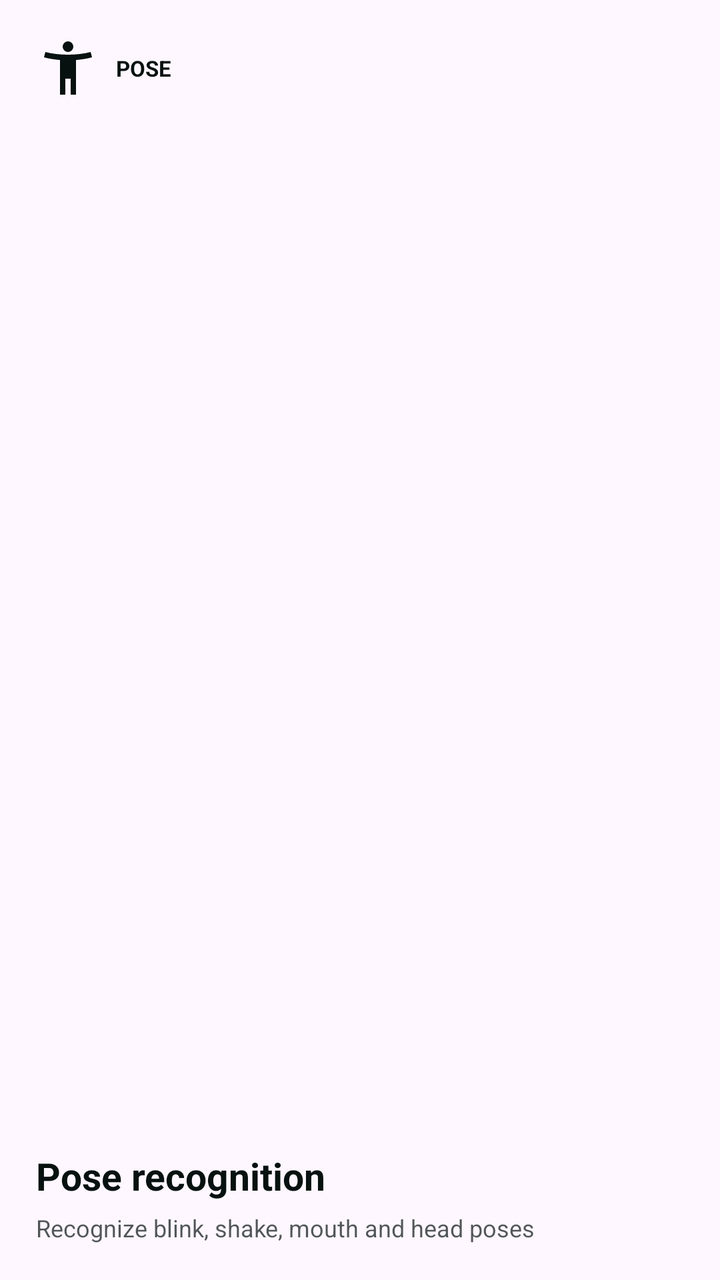
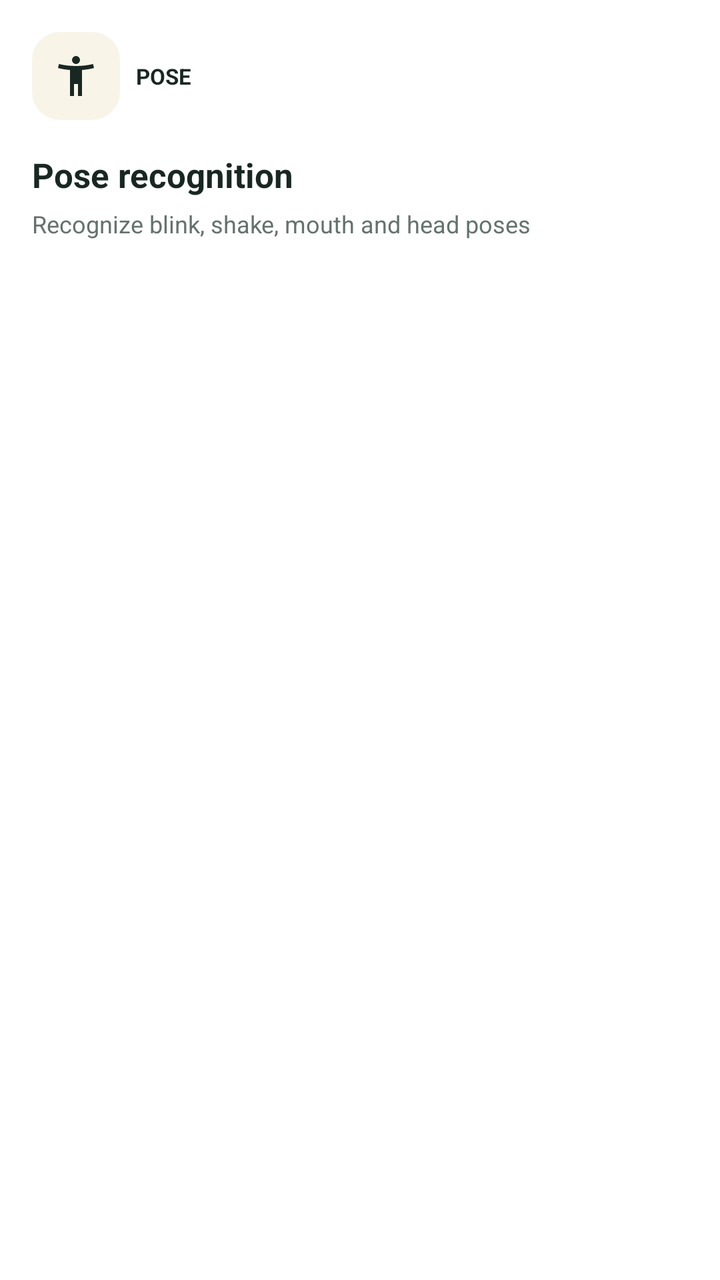

Compare the two renders of this Android layout. The source of the first and the diff that turns it into the second are given below.
<!-- AndroidManifest.xml: application theme Theme.InspireFaceExample -->
<!-- res/layout/item_home_pose.xml -->
<?xml version="1.0" encoding="utf-8"?>
<LinearLayout xmlns:android="http://schemas.android.com/apk/res/android"
    android:layout_width="match_parent"
    android:layout_height="match_parent"
    android:gravity="bottom"
    android:orientation="vertical"
    android:padding="18dp">

    <LinearLayout
        android:layout_width="match_parent"
        android:layout_height="wrap_content"
        android:gravity="center_vertical"
        android:orientation="horizontal">

        <ImageView
            android:layout_width="32dp"
            android:layout_height="32dp"
            android:contentDescription="@null"
            android:importantForAccessibility="no"
            android:src="@drawable/ic_home_pose" />

        <TextView
            android:layout_width="wrap_content"
            android:layout_height="wrap_content"
            android:layout_marginStart="8dp"
            android:text="@string/menu_badge_pose"
            android:textColor="@color/home_tile_text_dark"
            android:textSize="11sp"
            android:textStyle="bold" />
    </LinearLayout>

    <Space
        android:layout_width="1dp"
        android:layout_height="0dp"
        android:layout_weight="1" />

    <TextView
        android:layout_width="match_parent"
        android:layout_height="wrap_content"
        android:text="@string/mode_pose"
        android:textColor="@color/home_tile_text_dark"
        android:textSize="19sp"
        android:textStyle="bold" />

    <TextView
        android:layout_width="match_parent"
        android:layout_height="wrap_content"
        android:layout_marginTop="5dp"
        android:maxLines="2"
        android:text="@string/home_pose_desc"
        android:textColor="@color/home_tile_text_dark_secondary"
        android:textSize="12sp" />
</LinearLayout>
<!-- resources referenced by this layout -->
<resources>
  <color name="home_tile_text_dark">#FF07110F</color>
  <color name="home_tile_text_dark_secondary">#B307110F</color>
  <style name="Base.Theme.InspireFaceExample" parent="Theme.Material3.DayNight.NoActionBar">
          
          
      </style>
  <!-- unchanged entries left out for length: 5 -->
</resources>

<!-- the commit's change to res/layout/item_home_pose.xml (unified diff, before → after) -->
@@ -1,10 +1,11 @@
 <?xml version="1.0" encoding="utf-8"?>
 <LinearLayout xmlns:android="http://schemas.android.com/apk/res/android"
     android:layout_width="match_parent"
-    android:layout_height="match_parent"
-    android:gravity="bottom"
+    android:layout_height="wrap_content"
+    android:gravity="top"
+    android:minHeight="184dp"
     android:orientation="vertical"
-    android:padding="18dp">
+    android:padding="16dp">
 
     <LinearLayout
         android:layout_width="match_parent"
@@ -13,8 +14,11 @@
         android:orientation="horizontal">
 
         <ImageView
-            android:layout_width="32dp"
-            android:layout_height="32dp"
+            android:background="@drawable/bg_home_icon"
+            android:backgroundTint="@color/home_tile_yellow"
+            android:padding="10dp"
+            android:layout_width="44dp"
+            android:layout_height="44dp"
             android:contentDescription="@null"
             android:importantForAccessibility="no"
             android:src="@drawable/ic_home_pose" />
@@ -31,23 +35,24 @@
 
     <Space
         android:layout_width="1dp"
-        android:layout_height="0dp"
-        android:layout_weight="1" />
+        android:layout_height="16dp" />
 
     <TextView
         android:layout_width="match_parent"
         android:layout_height="wrap_content"
         android:text="@string/mode_pose"
         android:textColor="@color/home_tile_text_dark"
-        android:textSize="19sp"
+        android:textSize="17sp"
+        android:maxLines="2"
         android:textStyle="bold" />
 
     <TextView
         android:layout_width="match_parent"
         android:layout_height="wrap_content"
         android:layout_marginTop="5dp"
-        android:maxLines="2"
+        android:maxLines="3"
         android:text="@string/home_pose_desc"
         android:textColor="@color/home_tile_text_dark_secondary"
-        android:textSize="12sp" />
+        android:textSize="12sp"
+        android:lineSpacingExtra="1dp" />
 </LinearLayout>
<!-- resource entries referenced after the edit -->
@@ -1,10 +1,106 @@
 <!-- resources referenced by this layout -->
 <resources>
-  <color name="home_tile_text_dark">#FF07110F</color>
-  <color name="home_tile_text_dark_secondary">#B307110F</color>
-  <style name="Base.Theme.InspireFaceExample" parent="Theme.Material3.DayNight.NoActionBar">
-          
-          
+  <color name="home_tile_text_dark">#192722</color>
+  <color name="home_tile_text_dark_secondary">#64726E</color>
+  <color name="home_tile_yellow">#F8F4E8</color>
+  <!-- drawable bg_home_icon (drawable) -->
+  <shape xmlns:android="http://schemas.android.com/apk/res/android" android:shape="rectangle">
+      <solid android:color="@color/home_surface" />
+      <corners android:radius="14dp" />
+  </shape>
+  <color name="home_surface">#F5F7F8</color>
+  <style name="Base.Theme.InspireFaceExample" parent="Theme.Material3.Light.NoActionBar">
+          <item name="android:windowBackground">@color/home_background</item>
+          <item name="android:statusBarColor">@android:color/transparent</item>
+          <item name="android:navigationBarColor">@color/home_background</item>
+          <item name="android:windowLightStatusBar">true</item>
+          <item name="android:windowAnimationStyle">@style/AppWindowAnimation</item>
+          <item name="android:colorAccent">@color/liveness_accent</item>
+          <item name="colorPrimary">@color/liveness_accent</item>
+          <item name="colorOnPrimary">@color/white</item>
+          <item name="colorPrimaryContainer">@color/plus_accent_soft</item>
+          <item name="colorOnPrimaryContainer">@color/liveness_accent</item>
+          <item name="colorSecondary">@color/liveness_accent</item>
+          <item name="colorSecondaryContainer">@color/plus_accent_soft</item>
+          <item name="colorOnSecondaryContainer">@color/home_text_primary</item>
+          <item name="colorSurface">@color/home_background</item>
+          <item name="colorSurfaceVariant">@color/home_surface</item>
+          <item name="colorOnSurface">@color/home_text_primary</item>
+          <item name="colorOnSurfaceVariant">@color/home_text_secondary</item>
+          <item name="colorOutline">@color/home_stroke</item>
+          <item name="colorControlHighlight">#14237D63</item>
+          <item name="materialButtonStyle">@style/AppButton</item>
+          <item name="materialButtonOutlinedStyle">@style/AppButton.Outlined</item>
+          <item name="buttonBarPositiveButtonStyle">@style/AppButton.Text</item>
+          <item name="buttonBarNegativeButtonStyle">@style/AppButton.Text</item>
+          <item name="materialAlertDialogTheme">@style/ThemeOverlay.InspireFaceExample.PlusConsent</item>
+          <item name="shapeAppearanceSmallComponent">@style/AppShape.Small</item>
+          <item name="shapeAppearanceMediumComponent">@style/AppShape.Medium</item>
+          <item name="chipStyle">@style/AppChip</item>
+      </style>
+  <color name="home_background">#FFFFFF</color>
+  <style name="AppWindowAnimation" parent="@android:style/Animation.Activity">
+          <item name="android:activityOpenEnterAnimation">@anim/app_page_enter</item>
+          <item name="android:activityOpenExitAnimation">@anim/app_page_dim</item>
+          <item name="android:activityCloseEnterAnimation">@anim/app_page_return</item>
+          <item name="android:activityCloseExitAnimation">@anim/app_page_exit</item>
+      </style>
+  <color name="liveness_accent">#237D63</color>
+  <color name="white">#FFFFFFFF</color>
+  <color name="plus_accent_soft">#EDF6F1</color>
+  <color name="home_text_primary">#192722</color>
+  <color name="home_text_secondary">#64726E</color>
+  <color name="home_stroke">#E8EDEF</color>
+  <style name="AppButton" parent="Widget.Material3.Button">
+          <item name="android:minHeight">48dp</item>
+          <item name="android:textAllCaps">false</item>
+          <item name="android:fontFamily">sans-serif-medium</item>
+          <item name="android:stateListAnimator">@animator/plus_button_press</item>
+          <item name="android:textColor">@color/app_button_text</item>
+          <item name="backgroundTint">@color/app_button_background</item>
+          <item name="cornerRadius">16dp</item>
+      </style>
+  <style name="AppButton.Outlined" parent="Widget.Material3.Button.OutlinedButton">
+          <item name="android:minHeight">48dp</item>
+          <item name="android:textAllCaps">false</item>
+          <item name="android:textColor">@color/app_control_text</item>
+          <item name="android:stateListAnimator">@animator/plus_button_press</item>
+          <item name="strokeColor">@color/home_stroke</item>
+          <item name="cornerRadius">16dp</item>
+      </style>
+  <style name="AppButton.Text" parent="Widget.Material3.Button.TextButton">
+          <item name="android:minHeight">48dp</item>
+          <item name="android:textAllCaps">false</item>
+          <item name="android:stateListAnimator">@animator/plus_button_press</item>
+          <item name="android:textColor">@color/app_control_text</item>
+      </style>
+  <style name="ThemeOverlay.InspireFaceExample.PlusConsent" parent="ThemeOverlay.Material3.MaterialAlertDialog">
+          <item name="colorSurface">@color/plus_background</item>
+          <item name="colorOnSurface">@color/plus_text</item>
+          <item name="colorOnSurfaceVariant">@color/plus_text_secondary</item>
+          <item name="colorPrimary">@color/plus_accent</item>
+          <item name="android:windowAnimationStyle">@style/PlusConsentWindowAnimation</item>
+          <item name="android:backgroundDimAmount">0.22</item>
+      </style>
+  <style name="AppShape.Small" parent="ShapeAppearance.Material3.SmallComponent">
+          <item name="cornerSize">12dp</item>
+      </style>
+  <style name="AppShape.Medium" parent="ShapeAppearance.Material3.MediumComponent">
+          <item name="cornerSize">22dp</item>
+      </style>
+  <style name="AppChip" parent="Widget.Material3.Chip.Filter">
+          <item name="chipBackgroundColor">@color/app_segment_background</item>
+          <item name="android:textColor">@color/app_control_text</item>
+          <item name="chipStrokeColor">@color/home_stroke</item>
+          <item name="android:stateListAnimator">@animator/plus_button_press</item>
+      </style>
+  <color name="plus_background">#FFFFFF</color>
+  <color name="plus_text">#192722</color>
+  <color name="plus_text_secondary">#64726E</color>
+  <color name="plus_accent">#237D63</color>
+  <style name="PlusConsentWindowAnimation">
+          <item name="android:windowEnterAnimation">@anim/plus_dialog_enter</item>
+          <item name="android:windowExitAnimation">@anim/plus_dialog_exit</item>
       </style>
   <!-- unchanged entries left out for length: 5 -->
 </resources>
